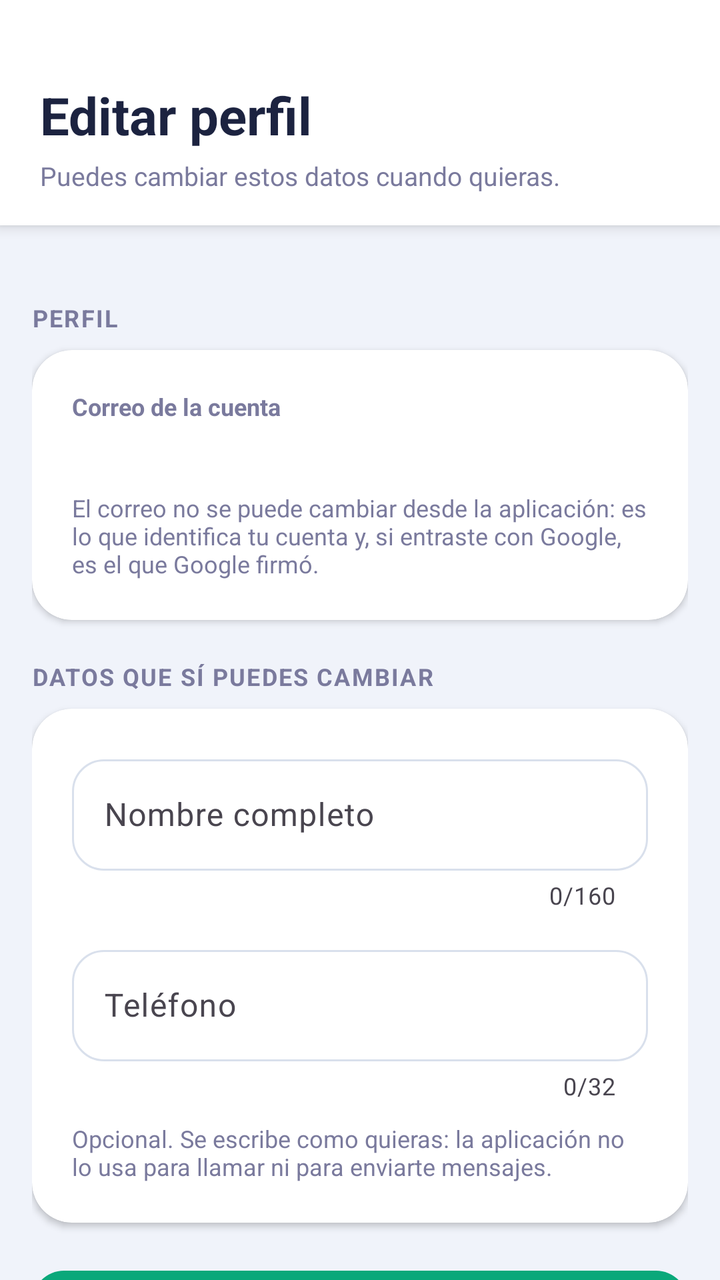
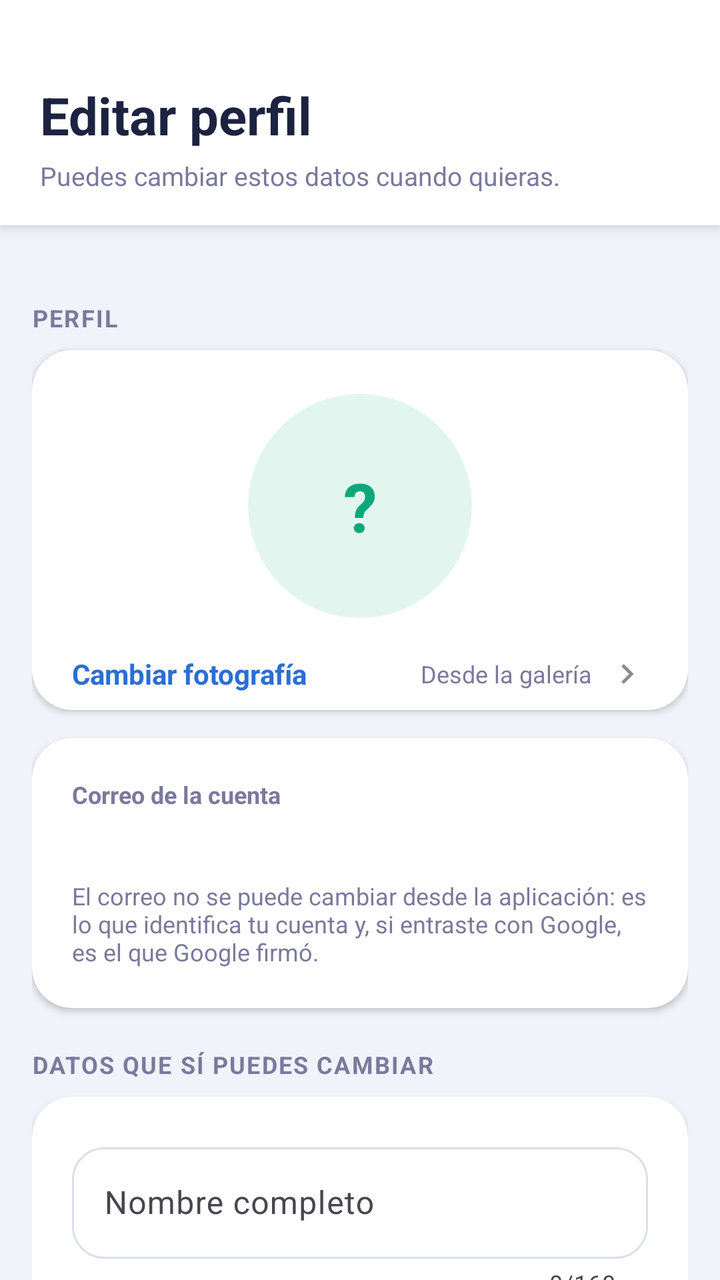

An Android layout rendered at two revisions. The XML below is the earlier revision; the diff shows what the commit changed to produce the second picture.
<!-- AndroidManifest.xml: application theme Theme.TotalDiaria -->
<!-- res/layout/activity_editar_perfil.xml -->
<?xml version="1.0" encoding="utf-8"?>
<LinearLayout
    xmlns:android="http://schemas.android.com/apk/res/android"
    xmlns:app="http://schemas.android.com/apk/res-auto"
    android:layout_width="match_parent"
    android:layout_height="match_parent"
    android:background="@color/fondo_app"
    android:orientation="vertical">

    <LinearLayout
        android:layout_width="match_parent"
        android:layout_height="wrap_content"
        android:background="@color/white"
        android:elevation="4dp"
        android:orientation="vertical"
        android:paddingStart="20dp"
        android:paddingTop="40dp"
        android:paddingEnd="20dp"
        android:paddingBottom="16dp">

        <TextView
            android:layout_width="wrap_content"
            android:layout_height="wrap_content"
            android:text="@string/perfil_editar_titulo"
            android:textColor="@color/texto_principal_dark"
            android:textSize="26sp"
            android:textStyle="bold" />

        <TextView
            android:layout_width="match_parent"
            android:layout_height="wrap_content"
            android:layout_marginTop="4dp"
            android:text="@string/perfil_editar_subtitulo"
            android:textColor="@color/gris_etiqueta"
            android:textSize="13sp" />

    </LinearLayout>

    <ScrollView
        android:layout_width="match_parent"
        android:layout_height="0dp"
        android:layout_weight="1"
        android:clipToPadding="false"
        android:fillViewport="true"
        android:scrollbars="none">

        <LinearLayout
            android:layout_width="match_parent"
            android:layout_height="wrap_content"
            android:orientation="vertical"
            android:paddingStart="16dp"
            android:paddingTop="18dp"
            android:paddingEnd="16dp"
            android:paddingBottom="28dp">

            

            <TextView
                style="@style/TituloDeSeccion"
                android:text="@string/configuracion_seccion_perfil" />

            <androidx.cardview.widget.CardView
                android:layout_width="match_parent"
                android:layout_height="wrap_content"
                app:cardBackgroundColor="@color/white"
                app:cardCornerRadius="20dp"
                app:cardElevation="2dp">

                <LinearLayout
                    android:layout_width="match_parent"
                    android:layout_height="wrap_content"
                    android:orientation="vertical"
                    android:padding="20dp">

                    <TextView
                        android:layout_width="match_parent"
                        android:layout_height="wrap_content"
                        android:ellipsize="end"
                        android:maxLines="1"
                        android:text="@string/perfil_campo_correo"
                        android:textColor="@color/gris_etiqueta"
                        android:textSize="12sp"
                        android:textStyle="bold" />

                    <TextView
                        android:id="@+id/txtCorreoSoloLectura"
                        android:layout_width="match_parent"
                        android:layout_height="wrap_content"
                        android:layout_marginTop="4dp"
                        android:ellipsize="middle"
                        android:maxLines="2"
                        android:textColor="@color/texto_principal_dark"
                        android:textSize="15sp" />

                    <TextView
                        android:id="@+id/etiquetaGoogleEdicion"
                        android:layout_width="wrap_content"
                        android:layout_height="wrap_content"
                        android:layout_marginTop="10dp"
                        android:background="@drawable/bg_etiqueta_config"
                        android:paddingStart="10dp"
                        android:paddingTop="6dp"
                        android:paddingEnd="10dp"
                        android:paddingBottom="6dp"
                        android:text="@string/perfil_cuenta_google"
                        android:textColor="#5A6182"
                        android:textSize="12sp"
                        android:visibility="gone" />

                    <TextView
                        android:layout_width="match_parent"
                        android:layout_height="wrap_content"
                        android:layout_marginTop="10dp"
                        android:text="@string/perfil_correo_solo_lectura"
                        android:textColor="@color/gris_etiqueta"
                        android:textSize="12sp" />

                </LinearLayout>

            </androidx.cardview.widget.CardView>

            

            <TextView
                style="@style/TituloDeSeccion"
                android:text="@string/perfil_seccion_editable" />

            <androidx.cardview.widget.CardView
                android:layout_width="match_parent"
                android:layout_height="wrap_content"
                app:cardBackgroundColor="@color/white"
                app:cardCornerRadius="20dp"
                app:cardElevation="2dp">

                <LinearLayout
                    android:layout_width="match_parent"
                    android:layout_height="wrap_content"
                    android:orientation="vertical"
                    android:padding="20dp">

                    <com.google.android.material.textfield.TextInputLayout
                        style="@style/Widget.Material3.TextInputLayout.OutlinedBox"
                        android:layout_width="match_parent"
                        android:layout_height="wrap_content"
                        app:boxBackgroundColor="@color/white"
                        app:boxCornerRadiusBottomEnd="16dp"
                        app:boxCornerRadiusBottomStart="16dp"
                        app:boxCornerRadiusTopEnd="16dp"
                        app:boxCornerRadiusTopStart="16dp"
                        app:boxStrokeColor="@color/borde_campo"
                        app:counterEnabled="true"
                        app:counterMaxLength="160"
                        app:hintTextColor="@color/etiqueta_campo"
                        android:hint="@string/perfil_campo_nombre">

                        <com.google.android.material.textfield.TextInputEditText
                            android:id="@+id/edtNombreCompleto"
                            android:layout_width="match_parent"
                            android:layout_height="wrap_content"
                            android:imeOptions="actionNext"
                            android:inputType="textPersonName|textCapWords"
                            android:maxLength="160"
                            android:maxLines="1"
                            android:textColor="@color/texto_principal_dark"
                            android:textSize="16sp" />

                    </com.google.android.material.textfield.TextInputLayout>

                    <com.google.android.material.textfield.TextInputLayout
                        style="@style/Widget.Material3.TextInputLayout.OutlinedBox"
                        android:layout_width="match_parent"
                        android:layout_height="wrap_content"
                        android:layout_marginTop="14dp"
                        app:boxBackgroundColor="@color/white"
                        app:boxCornerRadiusBottomEnd="16dp"
                        app:boxCornerRadiusBottomStart="16dp"
                        app:boxCornerRadiusTopEnd="16dp"
                        app:boxCornerRadiusTopStart="16dp"
                        app:boxStrokeColor="@color/borde_campo"
                        app:counterEnabled="true"
                        app:counterMaxLength="32"
                        app:hintTextColor="@color/etiqueta_campo"
                        android:hint="@string/perfil_campo_telefono">

                        <com.google.android.material.textfield.TextInputEditText
                            android:id="@+id/edtTelefono"
                            android:layout_width="match_parent"
                            android:layout_height="wrap_content"
                            android:imeOptions="actionDone"
                            android:inputType="phone"
                            android:maxLength="32"
                            android:maxLines="1"
                            android:textColor="@color/texto_principal_dark"
                            android:textSize="16sp" />

                    </com.google.android.material.textfield.TextInputLayout>

                    <TextView
                        android:layout_width="match_parent"
                        android:layout_height="wrap_content"
                        android:layout_marginTop="10dp"
                        android:text="@string/perfil_telefono_ayuda"
                        android:textColor="@color/gris_etiqueta"
                        android:textSize="12sp" />

                    <TextView
                        android:id="@+id/txtErrorEdicion"
                        android:layout_width="match_parent"
                        android:layout_height="wrap_content"
                        android:layout_marginTop="12dp"
                        android:textColor="@color/texto_error"
                        android:textSize="13sp"
                        android:visibility="gone" />

                </LinearLayout>

            </androidx.cardview.widget.CardView>

            <com.google.android.material.button.MaterialButton
                android:id="@+id/btnGuardarPerfil"
                style="@style/Widget.Material3.Button"
                android:layout_width="match_parent"
                android:layout_height="52dp"
                android:layout_marginTop="24dp"
                android:insetBottom="0dp"
                android:insetTop="0dp"
                android:text="@string/perfil_guardar"
                android:textAllCaps="false"
                android:textColor="@color/texto_boton_ingresar"
                android:textSize="16sp"
                android:textStyle="bold"
                app:backgroundTint="@color/bg_boton_ingresar"
                app:cornerRadius="16dp" />

            <ProgressBar
                android:id="@+id/progresoGuardar"
                android:layout_width="28dp"
                android:layout_height="28dp"
                android:layout_gravity="center_horizontal"
                android:layout_marginTop="16dp"
                android:indeterminateTint="@color/verde_pago"
                android:visibility="gone" />

        </LinearLayout>

    </ScrollView>

</LinearLayout>
<!-- resources referenced by this layout -->
<resources>
  <color name="fondo_app">#F0F3FA</color>
  <color name="gris_etiqueta">#7A7A9D</color>
  <color name="texto_error">#D93A3A</color>
  <color name="texto_principal_dark">#1C2340</color>
  <color name="verde_pago">#0AA87A</color>
  <color name="white">#FFFFFFFF</color>
  <!-- drawable bg_etiqueta_config (drawable) -->
  <?xml version="1.0" encoding="utf-8"?>
  <shape xmlns:android="http://schemas.android.com/apk/res/android"
      android:shape="rectangle">
  
      <solid android:color="#F2F4F8" />
  
      <corners android:radius="8dp" />
  
      <stroke
          android:width="1dp"
          android:color="#E3E8F2" />
  
  </shape>
  <string name="configuracion_seccion_perfil">Perfil</string>
  <string name="perfil_campo_correo">Correo de la cuenta</string>
  <string name="perfil_campo_nombre">Nombre completo</string>
  <string name="perfil_campo_telefono">Teléfono</string>
  <string name="perfil_correo_solo_lectura">El correo no se puede cambiar desde la aplicación: es lo que identifica tu cuenta y, si entraste con Google, es el que Google firmó.</string>
  <string name="perfil_cuenta_google">Cuenta de Google</string>
  <string name="perfil_editar_subtitulo">Puedes cambiar estos datos cuando quieras.</string>
  <string name="perfil_editar_titulo">Editar perfil</string>
  <string name="perfil_guardar">Guardar</string>
  <string name="perfil_seccion_editable">Datos que sí puedes cambiar</string>
  <string name="perfil_telefono_ayuda">Opcional. Se escribe como quieras: la aplicación no lo usa para llamar ni para enviarte mensajes.</string>
  <style name="TituloDeSeccion">
          <item name="android:layout_width">match_parent</item>
          <item name="android:layout_height">wrap_content</item>
          <item name="android:layout_marginTop">20dp</item>
          <item name="android:layout_marginBottom">8dp</item>
          <item name="android:textColor">#7A7A9D</item>
          <item name="android:textSize">12sp</item>
          <item name="android:textStyle">bold</item>
          <item name="android:textAllCaps">true</item>
          <item name="android:letterSpacing">0.06</item>
      </style>
  <style name="Theme.TotalDiaria" parent="Base.Theme.TotalDiaria" />
  <style name="Base.Theme.TotalDiaria" parent="Theme.Material3.DayNight.NoActionBar">
          <item name="android:windowAnimationStyle">@null</item>
      </style>
</resources>

<!-- the commit's change to res/layout/activity_editar_perfil.xml (unified diff, before → after) -->
@@ -59,9 +59,124 @@
                 style="@style/TituloDeSeccion"
                 android:text="@string/configuracion_seccion_perfil" />
 
+            
             <androidx.cardview.widget.CardView
                 android:layout_width="match_parent"
                 android:layout_height="wrap_content"
+                app:cardBackgroundColor="@color/white"
+                app:cardCornerRadius="20dp"
+                app:cardElevation="2dp">
+
+                <LinearLayout
+                    android:layout_width="match_parent"
+                    android:layout_height="wrap_content"
+                    android:gravity="center_horizontal"
+                    android:orientation="vertical"
+                    android:paddingStart="20dp"
+                    android:paddingTop="22dp"
+                    android:paddingEnd="20dp"
+                    android:paddingBottom="8dp">
+
+                    <FrameLayout
+                        android:layout_width="@dimen/avatar_perfil_tamano"
+                        android:layout_height="@dimen/avatar_perfil_tamano">
+
+                        <TextView
+                            android:id="@+id/txtInicialesPerfil"
+                            android:layout_width="match_parent"
+                            android:layout_height="match_parent"
+                            android:background="@drawable/bg_avatar"
+                            android:gravity="center"
+                            android:text="@string/perfil_inicial_vacio"
+                            android:textColor="#0AA87A"
+                            android:textSize="34sp"
+                            android:textStyle="bold" />
+
+                        <ImageView
+                            android:id="@+id/imgAvatarPerfil"
+                            android:layout_width="match_parent"
+                            android:layout_height="match_parent"
+                            android:contentDescription="@string/perfil_foto"
+                            android:scaleType="fitCenter"
+                            android:visibility="gone" />
+
+                    </FrameLayout>
+
+                    <LinearLayout
+                        android:id="@+id/filaCambiarFoto"
+                        android:layout_width="match_parent"
+                        android:layout_height="wrap_content"
+                        android:layout_marginTop="18dp"
+                        android:background="?android:attr/selectableItemBackground"
+                        android:clickable="true"
+                        android:focusable="true"
+                        android:gravity="center_vertical"
+                        android:orientation="horizontal">
+
+                        <TextView
+                            android:layout_width="0dp"
+                            android:layout_height="wrap_content"
+                            android:layout_weight="1"
+                            android:text="@string/perfil_cambiar_foto"
+                            android:textColor="#2B6ED4"
+                            android:textSize="14sp"
+                            android:textStyle="bold" />
+
+                        <TextView
+                            android:layout_width="wrap_content"
+                            android:layout_height="wrap_content"
+                            android:layout_marginEnd="8dp"
+                            android:text="@string/perfil_foto_elegir_galeria"
+                            android:textColor="@color/gris_etiqueta"
+                            android:textSize="12sp" />
+
+                        <ImageView
+                            android:layout_width="20dp"
+                            android:layout_height="20dp"
+                            android:contentDescription="@string/perfil_cambiar_foto"
+                            android:src="@drawable/ic_chevron"
+                            app:tint="#8C8C8C" />
+
+                    </LinearLayout>
+
+                    <LinearLayout
+                        android:id="@+id/filaUsarFotoGoogle"
+                        android:layout_width="match_parent"
+                        android:layout_height="wrap_content"
+                        android:layout_marginTop="12dp"
+                        android:background="?android:attr/selectableItemBackground"
+                        android:clickable="true"
+                        android:focusable="true"
+                        android:gravity="center_vertical"
+                        android:orientation="horizontal"
+                        android:visibility="gone">
+
+                        <TextView
+                            android:layout_width="0dp"
+                            android:layout_height="wrap_content"
+                            android:layout_weight="1"
+                            android:text="@string/perfil_foto_usar_google"
+                            android:textColor="#2B6ED4"
+                            android:textSize="14sp"
+                            android:textStyle="bold" />
+
+                        <ImageView
+                            android:layout_width="20dp"
+                            android:layout_height="20dp"
+                            android:contentDescription="@string/perfil_foto_usar_google"
+                            android:src="@drawable/ic_chevron"
+                            app:tint="#8C8C8C" />
+
+                    </LinearLayout>
+
+                </LinearLayout>
+
+            </androidx.cardview.widget.CardView>
+
+            <androidx.cardview.widget.CardView
+                android:layout_width="match_parent"
+                android:layout_height="wrap_content"
+                android:layout_marginTop="14dp"
                 app:cardBackgroundColor="@color/white"
                 app:cardCornerRadius="20dp"
                 app:cardElevation="2dp">
<!-- resource entries referenced after the edit -->
@@ -6,6 +6,15 @@
   <color name="texto_principal_dark">#1C2340</color>
   <color name="verde_pago">#0AA87A</color>
   <color name="white">#FFFFFFFF</color>
+  <dimen name="avatar_perfil_tamano">112dp</dimen>
+  <!-- drawable bg_avatar (drawable) -->
+  <?xml version="1.0" encoding="utf-8"?>
+  <shape xmlns:android="http://schemas.android.com/apk/res/android"
+      android:shape="oval">
+  
+      <solid android:color="#E3F5EF" />
+  
+  </shape>
   <!-- drawable bg_etiqueta_config (drawable) -->
   <?xml version="1.0" encoding="utf-8"?>
   <shape xmlns:android="http://schemas.android.com/apk/res/android"
@@ -20,7 +29,21 @@
           android:color="#E3E8F2" />
   
   </shape>
+  <!-- drawable ic_chevron (drawable) -->
+  <?xml version="1.0" encoding="utf-8"?>
+  <vector xmlns:android="http://schemas.android.com/apk/res/android"
+      android:width="24dp"
+      android:height="24dp"
+      android:viewportWidth="960"
+      android:viewportHeight="960">
+  
+      <path
+          android:fillColor="#FFFFFF"
+          android:pathData="M504,480 L320,296 L376,240 L616,480 L376,720 L320,664 Z" />
+  
+  </vector>
   <string name="configuracion_seccion_perfil">Perfil</string>
+  <string name="perfil_cambiar_foto">Cambiar fotografía</string>
   <string name="perfil_campo_correo">Correo de la cuenta</string>
   <string name="perfil_campo_nombre">Nombre completo</string>
   <string name="perfil_campo_telefono">Teléfono</string>
@@ -28,7 +51,11 @@
   <string name="perfil_cuenta_google">Cuenta de Google</string>
   <string name="perfil_editar_subtitulo">Puedes cambiar estos datos cuando quieras.</string>
   <string name="perfil_editar_titulo">Editar perfil</string>
+  <string name="perfil_foto">Foto de perfil</string>
+  <string name="perfil_foto_elegir_galeria">Desde la galería</string>
+  <string name="perfil_foto_usar_google">Usar foto de Google</string>
   <string name="perfil_guardar">Guardar</string>
+  <string name="perfil_inicial_vacio">?</string>
   <string name="perfil_seccion_editable">Datos que sí puedes cambiar</string>
   <string name="perfil_telefono_ayuda">Opcional. Se escribe como quieras: la aplicación no lo usa para llamar ni para enviarte mensajes.</string>
   <style name="TituloDeSeccion">
